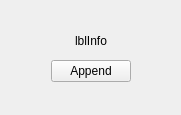
This is src/plugins/metacontacts/addmetaitempage.ui in silvansky/Contacts as Qt 5 draws it before an edit. The edited form follows.
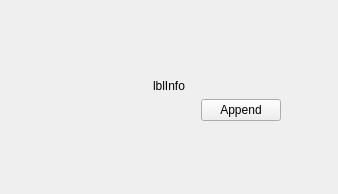
This is the edited form.

The edit to the form file:
```diff
--- a/src/plugins/metacontacts/addmetaitempage.ui
+++ b/src/plugins/metacontacts/addmetaitempage.ui
@@ -6,40 +6,12 @@
    <rect>
     <x>0</x>
     <y>0</y>
-    <width>181</width>
-    <height>115</height>
+    <width>338</width>
+    <height>194</height>
    </rect>
   </property>
-  <layout class="QHBoxLayout" name="horizontalLayout_3" stretch="1,2,1">
-   <item>
-    <spacer name="horizontalSpacer">
-     <property name="orientation">
-      <enum>Qt::Horizontal</enum>
-     </property>
-     <property name="sizeHint" stdset="0">
-      <size>
-       <width>0</width>
-       <height>20</height>
-      </size>
-     </property>
-    </spacer>
-   </item>
-   <item>
-    <layout class="QVBoxLayout" name="verticalLayout">
-     <item>
-      <spacer name="verticalSpacer">
-       <property name="orientation">
-        <enum>Qt::Vertical</enum>
-       </property>
-       <property name="sizeHint" stdset="0">
-        <size>
-         <width>20</width>
-         <height>0</height>
-        </size>
-       </property>
-      </spacer>
-     </item>
-     <item>
+  <layout class="QGridLayout" name="gridLayout" rowstretch="1,0,0,1" columnstretch="1,3,0,1">
+   <item row="1" column="1" colspan="2">
       <widget class="QLabel" name="lblInfo">
        <property name="text">
         <string notr="true">lblInfo</string>
@@ -47,9 +19,12 @@
        <property name="alignment">
         <set>Qt::AlignCenter</set>
        </property>
-      </widget>
-     </item>
-     <item>
+     <property name="wordWrap">
+      <bool>true</bool>
+     </property>
+    </widget>
+   </item>
+   <item row="2" column="1">
       <widget class="QWidget" name="wdtAddMetaItem" native="true">
        <property name="sizePolicy">
         <sizepolicy hsizetype="Expanding" vsizetype="Preferred">
@@ -59,32 +34,17 @@
        </property>
       </widget>
      </item>
-     <item>
-      <layout class="QHBoxLayout" name="horizontalLayout">
-       <item>
-        <spacer name="horizontalSpacer_3">
-         <property name="orientation">
-          <enum>Qt::Horizontal</enum>
-         </property>
-         <property name="sizeHint" stdset="0">
-          <size>
-           <width>0</width>
-           <height>0</height>
-          </size>
-         </property>
-        </spacer>
-       </item>
-       <item>
+   <item row="2" column="2">
         <widget class="QPushButton" name="pbtAppend">
          <property name="text">
           <string>Append</string>
          </property>
         </widget>
        </item>
-       <item>
-        <spacer name="horizontalSpacer_4">
+   <item row="3" column="1" colspan="2">
+    <spacer name="vspBottom">
          <property name="orientation">
-          <enum>Qt::Horizontal</enum>
+      <enum>Qt::Vertical</enum>
          </property>
          <property name="sizeHint" stdset="0">
           <size>
@@ -94,33 +54,24 @@
          </property>
         </spacer>
        </item>
-      </layout>
-     </item>
-     <item>
-      <spacer name="verticalSpacer_2">
+   <item row="0" column="1" colspan="2">
+    <spacer name="vspTop">
        <property name="orientation">
         <enum>Qt::Vertical</enum>
        </property>
-       <property name="sizeHint" stdset="0">
-        <size>
-         <width>20</width>
-         <height>0</height>
-        </size>
-       </property>
-      </spacer>
-     </item>
-    </layout>
-   </item>
-   <item>
-    <spacer name="horizontalSpacer_2">
+    </spacer>
+   </item>
+   <item row="0" column="0" rowspan="4">
+    <spacer name="hspLeft">
      <property name="orientation">
       <enum>Qt::Horizontal</enum>
      </property>
-     <property name="sizeHint" stdset="0">
-      <size>
-       <width>0</width>
-       <height>20</height>
-      </size>
+    </spacer>
+   </item>
+   <item row="0" column="3" rowspan="4">
+    <spacer name="hspRight">
+     <property name="orientation">
+      <enum>Qt::Horizontal</enum>
      </property>
     </spacer>
    </item>
```
Lines whose indentation alone changed are shown as unchanged.
